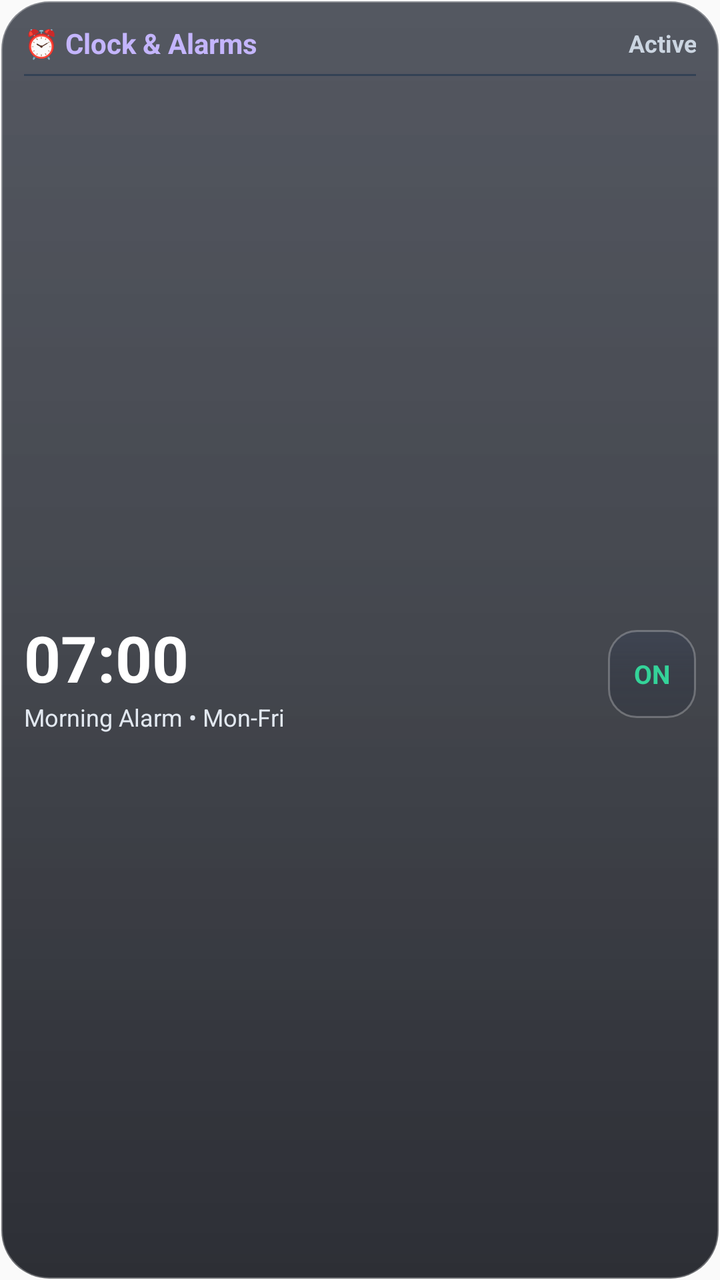
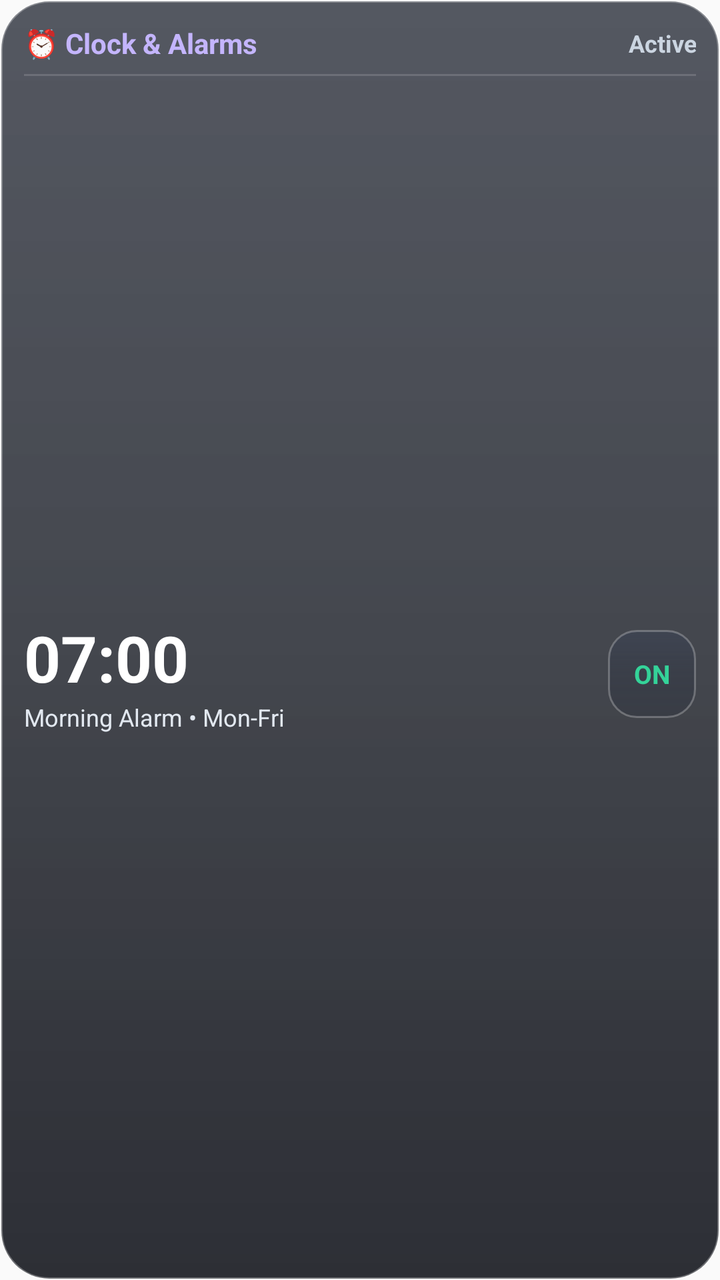

Before-and-after screenshots of an Android layout around one commit, followed by the original layout XML and the change that was made.
<!-- AndroidManifest.xml: application theme AppTheme -->
<!-- res/layout/widget_clock.xml -->
<?xml version="1.0" encoding="utf-8"?>
<LinearLayout xmlns:android="http://schemas.android.com/apk/res/android"
    android:id="@+id/widget_clock_root"
    android:layout_width="match_parent"
    android:layout_height="match_parent"
    android:background="@drawable/widget_bg"
    android:orientation="vertical"
    android:padding="12dp">

    
    <LinearLayout
        android:layout_width="match_parent"
        android:layout_height="wrap_content"
        android:gravity="center_vertical"
        android:orientation="horizontal">

        <TextView
            android:layout_width="wrap_content"
            android:layout_height="wrap_content"
            android:text="⏰ Clock &amp; Alarms"
            android:textColor="#C4B5FD"
            android:textSize="14sp"
            android:textStyle="bold" />

        <TextView
            android:id="@+id/widget_clock_status_tag"
            android:layout_width="0dp"
            android:layout_height="wrap_content"
            android:layout_marginStart="8dp"
            android:layout_weight="1"
            android:gravity="end"
            android:text="Active"
            android:textColor="#CBD5E1"
            android:textSize="12sp"
            android:textStyle="bold" />
    </LinearLayout>

    <ImageView
        android:layout_width="match_parent"
        android:layout_height="1dp"
        android:layout_marginTop="6dp"
        android:layout_marginBottom="8dp"
        android:background="#334155" />

    
    <LinearLayout
        android:layout_width="match_parent"
        android:layout_height="0dp"
        android:layout_weight="1"
        android:gravity="center_vertical"
        android:orientation="horizontal">

        <LinearLayout
            android:layout_width="0dp"
            android:layout_height="wrap_content"
            android:layout_weight="1"
            android:orientation="vertical">

            <TextView
                android:id="@+id/widget_clock_time_text"
                android:layout_width="wrap_content"
                android:layout_height="wrap_content"
                android:text="07:00"
                android:textColor="#FFFFFF"
                android:textSize="32sp"
                android:textStyle="bold" />

            <TextView
                android:id="@+id/widget_clock_label_text"
                android:layout_width="wrap_content"
                android:layout_height="wrap_content"
                android:ellipsize="end"
                android:maxLines="1"
                android:text="Morning Alarm • Mon-Fri"
                android:textColor="#E2E8F0"
                android:textSize="12sp" />
        </LinearLayout>

        
        <TextView
            android:id="@+id/btn_widget_toggle_alarm"
            android:layout_width="44dp"
            android:layout_height="44dp"
            android:background="@drawable/widget_btn_bg"
            android:gravity="center"
            android:text="ON"
            android:textColor="#34D399"
            android:textSize="13sp"
            android:textStyle="bold" />
    </LinearLayout>

</LinearLayout>
<!-- resources referenced by this layout -->
<resources>
  <!-- drawable widget_bg (drawable) -->
  <?xml version="1.0" encoding="utf-8"?>
  <shape xmlns:android="http://schemas.android.com/apk/res/android"
      android:shape="rectangle">
      <corners android:radius="24dp" />
      <gradient
          android:angle="270"
          android:startColor="#B8141926"
          android:centerColor="#C40D111A"
          android:endColor="#D9080A12" />
      <stroke
          android:width="1.2dp"
          android:color="#4DFFFFFF" />
  </shape>
  <!-- drawable widget_btn_bg (drawable) -->
  <?xml version="1.0" encoding="utf-8"?>
  <shape xmlns:android="http://schemas.android.com/apk/res/android"
      android:shape="rectangle">
      <corners android:radius="14dp" />
      <gradient
          android:angle="270"
          android:startColor="#59333E56"
          android:centerColor="#4421293C"
          android:endColor="#36171E2E" />
      <stroke
          android:width="1dp"
          android:color="#40FFFFFF" />
  </shape>
  <style name="AppTheme" parent="Theme.AppCompat.Light.DarkActionBar">
          
          <item name="colorPrimary">@color/colorPrimary</item>
          <item name="colorPrimaryDark">@color/colorPrimaryDark</item>
          <item name="colorAccent">@color/colorAccent</item>
      </style>
</resources>

<!-- the commit's change to res/layout/widget_clock.xml (unified diff, before → after) -->
@@ -40,7 +40,7 @@
         android:layout_height="1dp"
         android:layout_marginTop="6dp"
         android:layout_marginBottom="8dp"
-        android:background="#334155" />
+        android:background="#26FFFFFF" />
 
     
     <LinearLayout
